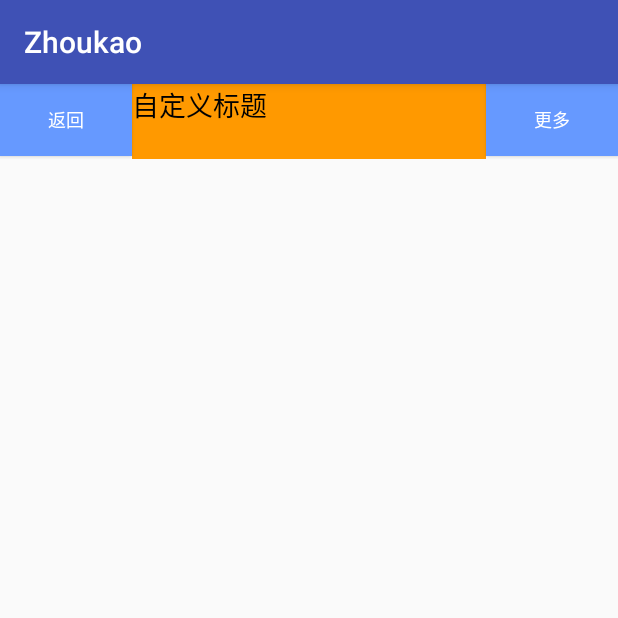
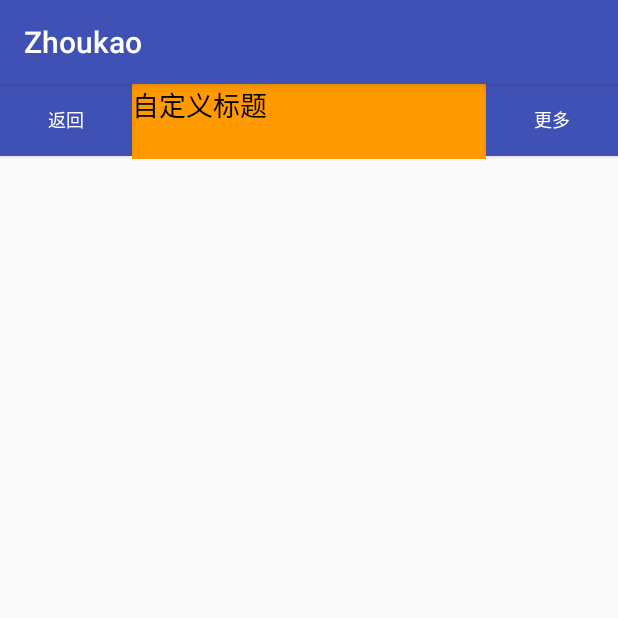
Before and after one commit to Androidlx/Lixin1, an Android app: the screen it shows after launch (MainActivity), on a phone screen of 412 x 824 dp, the top half of it. Run offline under Robolectric (Android 15) with nearby library versions, the phone set to English and light mode, and no system bars.

Commit message:
做完了

```diff
--- a/app/src/main/java/com/example/lixin/zhoukao/MyCustomView.java
+++ b/app/src/main/java/com/example/lixin/zhoukao/MyCustomView.java
@@ -103,7 +103,7 @@ public class MyCustomView extends LinearLayout {
     private void setViewContext() {
         left_btn.setText(left_btn_text);
         left_btn.setTextColor(left_btn_text_color);
-        left_btn.setBackgroundColor(left_btn_bg);
+//        left_btn.setBackgroundColor(left_btn_bg);
         left_btn.setTextSize(left_btn_size);
 
 
@@ -115,7 +115,7 @@ public class MyCustomView extends LinearLayout {
 
         right_btn.setText(right_btn_text);
         right_btn.setTextColor(right_btn_text_color);
-        right_btn.setBackgroundColor(right_btn_bg);
+//        right_btn.setBackgroundColor(right_btn_bg);
         right_btn.setTextSize(right_btn_size);
 
     }
--- /dev/null
+++ b/app/src/main/res/drawable/drawable_selector.xml
@@ -0,0 +1,7 @@
+<?xml version="1.0" encoding="utf-8"?>
+<selector xmlns:android="http://schemas.android.com/apk/res/android">
+
+    <item android:state_pressed="true" android:drawable="@color/colorAccent"></item>
+    <item android:state_pressed="false" android:drawable="@color/colorPrimary"></item>
+
+</selector>
--- a/app/src/main/res/layout/activity_main.xml
+++ b/app/src/main/res/layout/activity_main.xml
@@ -21,14 +21,10 @@
         app:left_btn_text="返回"
         app:left_btn_text_size="8dp"
         app:left_btn_text_color="#ffffff"
-        app:left_btn_bg="#6699ff"
 
         app:right_btn_text="更多"
         app:right_btn_text_size="8dp"
         app:right_btn_text_color="#ffffff"
-        app:right_btn_bg="#6699ff"
-
-
 
         >
     </com.example.lixin.zhoukao.MyCustomView>
--- a/app/src/main/res/layout/custom_view.xml
+++ b/app/src/main/res/layout/custom_view.xml
@@ -6,7 +6,9 @@
     <Button
         android:id="@+id/left_btn"
         android:layout_width="wrap_content"
-        android:layout_height="wrap_content" />
+        android:layout_height="wrap_content"
+        android:background="@drawable/drawable_selector"
+        />
     <TextView
         android:id="@+id/center_text"
         android:layout_gravity="center"
@@ -16,7 +18,9 @@
     <Button
         android:id="@+id/right_btn"
         android:layout_width="wrap_content"
-        android:layout_height="wrap_content" />
+        android:layout_height="wrap_content"
+        android:background="@drawable/drawable_selector"
+        />
 
 
 </LinearLayout>
```
Also changed, not shown: build.gradle (line endings or trailing spaces).
